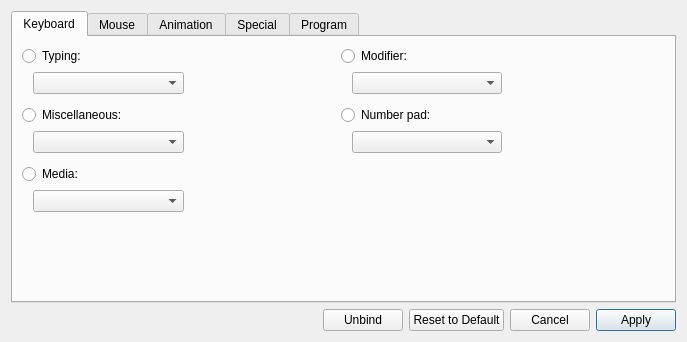
Old version of the form src/ckb/rebindwidget.ui in the repository ckb-next/ckb-next.
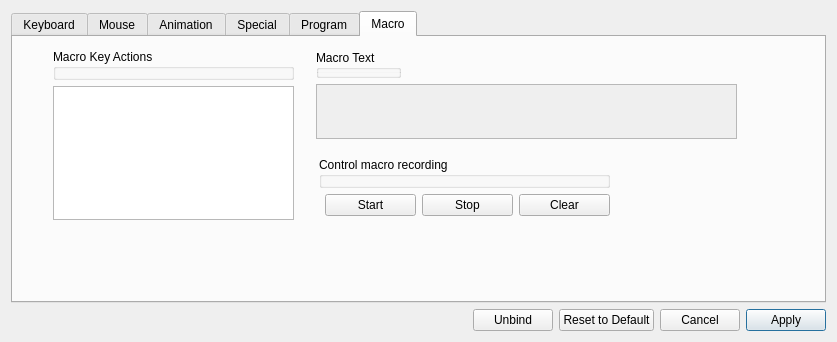
New version of the form. The open tabs and pages were chosen to show the change.

Commit message:
Setup first UI for managing macro key defs (G1..18)
This is a new development branch for treating
the Macro keys G1-18 on the K95 RGB keyboard.
The branch depends on the newfx branch.

This first version is based on the BINDING-Tab
and includes a new tab (macro).
The tab is visible when on the binding site
a G-button is selected.

The text box on the left (macro key actions) can be edited.
When you click Apply, the contents of the text window
output in the console and delete the text box.

This doesn't use anything, but is a start.

```diff
--- a/src/ckb/rebindwidget.ui
+++ b/src/ckb/rebindwidget.ui
@@ -6,7 +6,7 @@
    <rect>
     <x>0</x>
     <y>0</y>
-    <width>687</width>
+    <width>837</width>
     <height>342</height>
    </rect>
   </property>
@@ -1229,6 +1229,134 @@
        </item>
       </layout>
      </widget>
+     <widget class="QWidget" name="macroTab">
+      <attribute name="title">
+       <string>Macro</string>
+      </attribute>
+      <widget class="QWidget" name="layoutWidget1">
+       <property name="geometry">
+        <rect>
+         <x>40</x>
+         <y>12</y>
+         <width>241</width>
+         <height>171</height>
+        </rect>
+       </property>
+       <layout class="QGridLayout" name="gridLayout_8">
+        <item row="0" column="0">
+         <widget class="QGroupBox" name="groupBox_2">
+          <property name="title">
+           <string>Macro Key Actions</string>
+          </property>
+         </widget>
+        </item>
+        <item row="1" column="0">
+         <widget class="QPlainTextEdit" name="pteMacroBox"/>
+        </item>
+       </layout>
+      </widget>
+      <widget class="QWidget" name="layoutWidget">
+       <property name="geometry">
+        <rect>
+         <x>306</x>
+         <y>120</y>
+         <width>291</width>
+         <height>65</height>
+        </rect>
+       </property>
+       <layout class="QFormLayout" name="formLayout">
+        <item row="0" column="0" colspan="2">
+         <widget class="QGroupBox" name="groupBox">
+          <property name="title">
+           <string>Control macro recording</string>
+          </property>
+         </widget>
+        </item>
+        <item row="1" column="1">
+         <layout class="QGridLayout" name="gridLayout_9">
+          <item row="0" column="0">
+           <widget class="QPushButton" name="btnStartMacro">
+            <property name="text">
+             <string>Start</string>
+            </property>
+           </widget>
+          </item>
+          <item row="0" column="1">
+           <widget class="QPushButton" name="btnStopMacro">
+            <property name="text">
+             <string>Stop</string>
+            </property>
+           </widget>
+          </item>
+          <item row="0" column="2">
+           <widget class="QPushButton" name="btnClearMacro">
+            <property name="text">
+             <string>Clear</string>
+            </property>
+           </widget>
+          </item>
+         </layout>
+        </item>
+       </layout>
+      </widget>
+      <widget class="QGroupBox" name="groupBox_3">
+       <property name="geometry">
+        <rect>
+         <x>303</x>
+         <y>13</y>
+         <width>85</width>
+         <height>28</height>
+        </rect>
+       </property>
+       <property name="title">
+        <string>Macro Text</string>
+       </property>
+      </widget>
+      <widget class="QPlainTextEdit" name="pte_MacroText">
+       <property name="enabled">
+        <bool>false</bool>
+       </property>
+       <property name="geometry">
+        <rect>
+         <x>303</x>
+         <y>47</y>
+         <width>421</width>
+         <height>55</height>
+        </rect>
+       </property>
+       <property name="focusPolicy">
+        <enum>Qt::NoFocus</enum>
+       </property>
+       <property name="contextMenuPolicy">
+        <enum>Qt::NoContextMenu</enum>
+       </property>
+       <property name="acceptDrops">
+        <bool>false</bool>
+       </property>
+       <property name="inputMethodHints">
+        <set>Qt::ImhNoAutoUppercase</set>
+       </property>
+       <property name="documentTitle">
+        <string/>
+       </property>
+       <property name="undoRedoEnabled">
+        <bool>false</bool>
+       </property>
+       <property name="readOnly">
+        <bool>true</bool>
+       </property>
+       <property name="plainText">
+        <string/>
+       </property>
+       <property name="tabStopWidth">
+        <number>1</number>
+       </property>
+      </widget>
+      <zorder>groupBox_3</zorder>
+      <zorder>pte_MacroText</zorder>
+      <zorder>layoutWidget1</zorder>
+      <zorder>layoutWidget</zorder>
+     </widget>
     </widget>
    </item>
    <item>
```
Left out of the diff: 67 changed lines with no effect on the pictures. The commit also changes 4 other files.
